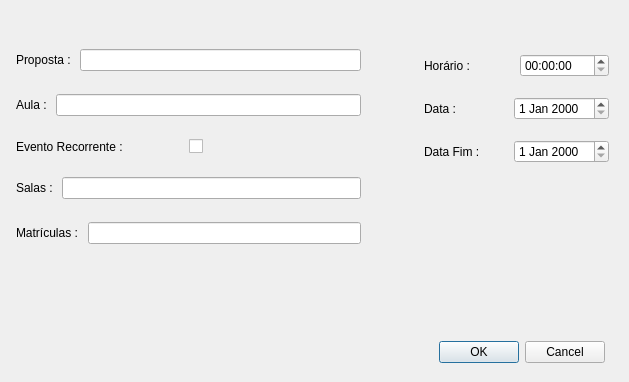
Old version of the form novareserva.ui in the repository Marcos-/TP1-trabalho2.
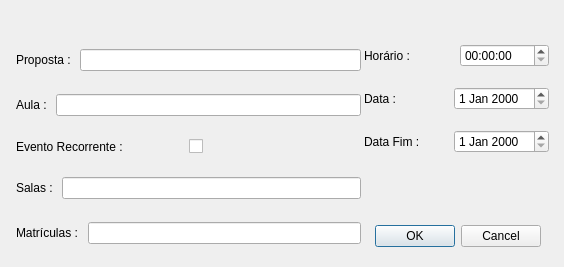
New version of the form.

The edit to the form file:
```diff
--- a/novareserva.ui
+++ b/novareserva.ui
@@ -6,8 +6,8 @@
    <rect>
     <x>0</x>
     <y>0</y>
-    <width>629</width>
-    <height>382</height>
+    <width>564</width>
+    <height>267</height>
    </rect>
   </property>
   <property name="windowTitle">
@@ -16,9 +16,9 @@
   <widget class="QDialogButtonBox" name="ok_cancela_botao">
    <property name="geometry">
     <rect>
-     <x>264</x>
-     <y>336</y>
-     <width>341</width>
+     <x>310</x>
+     <y>220</y>
+     <width>231</width>
      <height>32</height>
     </rect>
    </property>
@@ -32,9 +32,9 @@
   <widget class="QLabel" name="erro_label">
    <property name="geometry">
     <rect>
-     <x>384</x>
-     <y>248</y>
-     <width>225</width>
+     <x>374</x>
+     <y>170</y>
+     <width>171</width>
      <height>41</height>
     </rect>
    </property>
@@ -137,8 +137,8 @@
   <widget class="QWidget" name="layoutWidget">
    <property name="geometry">
     <rect>
-     <x>424</x>
-     <y>40</y>
+     <x>364</x>
+     <y>30</y>
      <width>185</width>
      <height>137</height>
     </rect>
```
